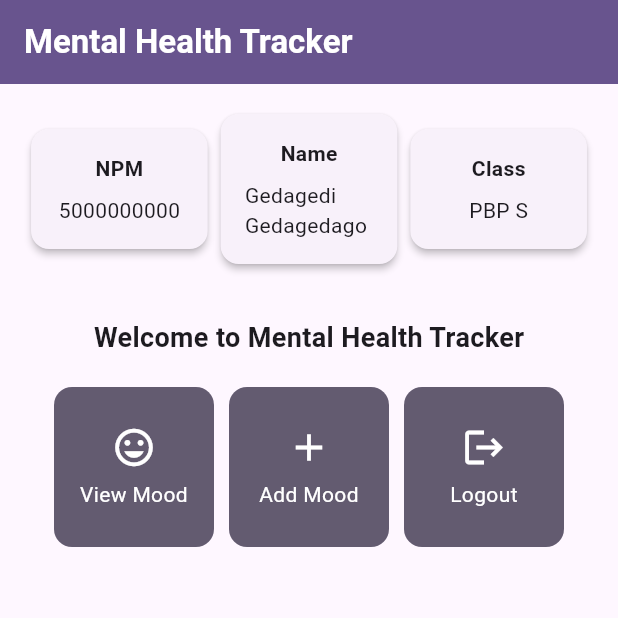
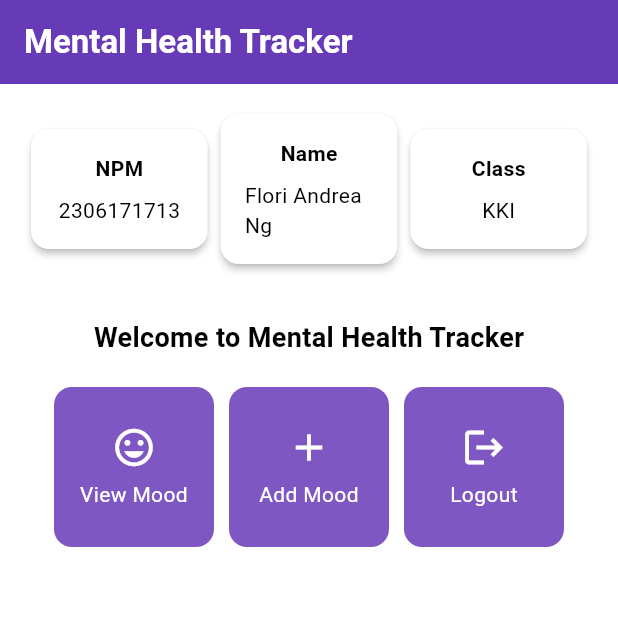
Before and after one commit to Mcflurrins/mental-health-tracker-mobile, a Flutter app: the screen it shows after launch, on a phone screen of 412 x 824 dp, the top half of it. Run offline on Flutter 3.47's test engine with Material 3 defaults, Android fonts, the phone set to English and light mode, and no system bars.

Commit message:
Tutorial 6 push 2

```diff
--- a/lib/main.dart
+++ b/lib/main.dart
@@ -29,7 +29,9 @@ class MyApp extends StatelessWidget {
         //
         // This works for code too, not just values: Most code changes can be
         // tested with just a hot reload.
-        colorScheme: ColorScheme.fromSeed(seedColor: Colors.deepPurple),
+        colorScheme: ColorScheme.fromSwatch(
+       primarySwatch: Colors.deepPurple,
+ ).copyWith(secondary: Colors.deepPurple[400]),
         useMaterial3: true,
       ),
       home: MyHomePage(),
--- a/lib/menu.dart
+++ b/lib/menu.dart
@@ -1,9 +1,9 @@
 import 'package:flutter/material.dart';
 
 class MyHomePage extends StatelessWidget {
-  final String npm = '5000000000'; // NPM
-  final String name = 'Gedagedi Gedagedago'; // Name
-  final String className = 'PBP S'; // Class
+  final String npm = '2306171713'; // NPM
+  final String name = 'Flori Andrea Ng'; // Name
+  final String className = 'KKI'; // Class
   final List<ItemHomepage> items = [
          ItemHomepage("View Mood", Icons.mood),
          ItemHomepage("Add Mood", Icons.add),
@@ -152,7 +152,7 @@ class ItemHomepage {
      ItemHomepage(this.name, this.icon);
  }
 
- class InfoCard extends StatelessWidget {
+class InfoCard extends StatelessWidget {
   // Card information that displays the title and content.
 
   final String title;  // Card title.
```
